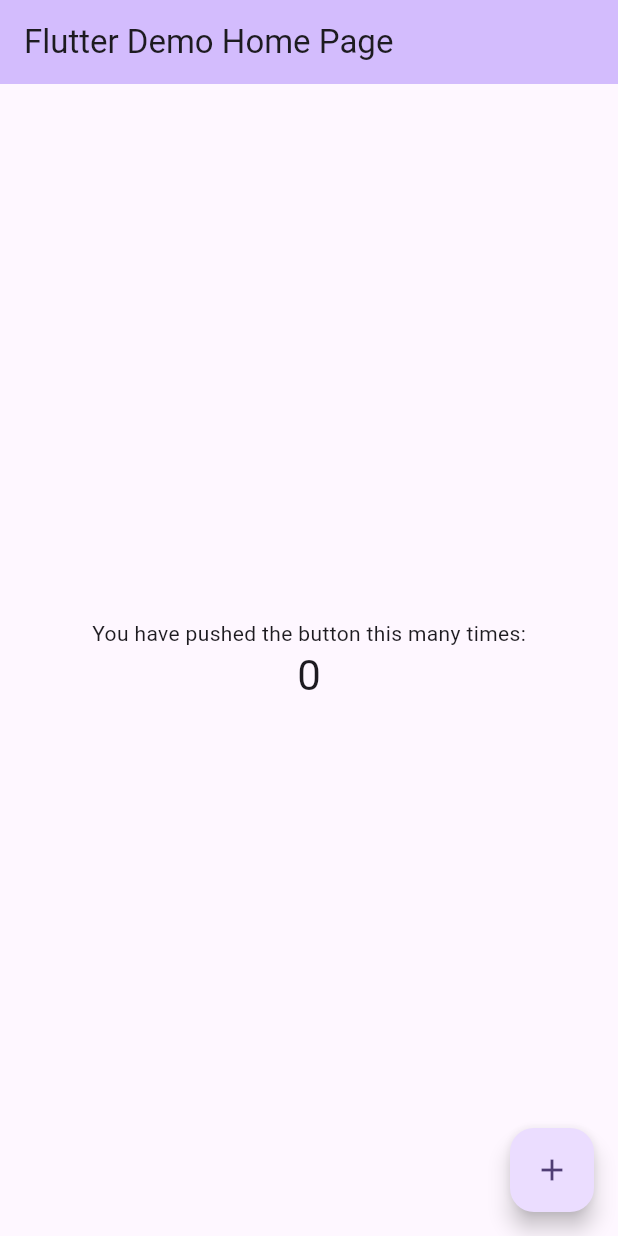
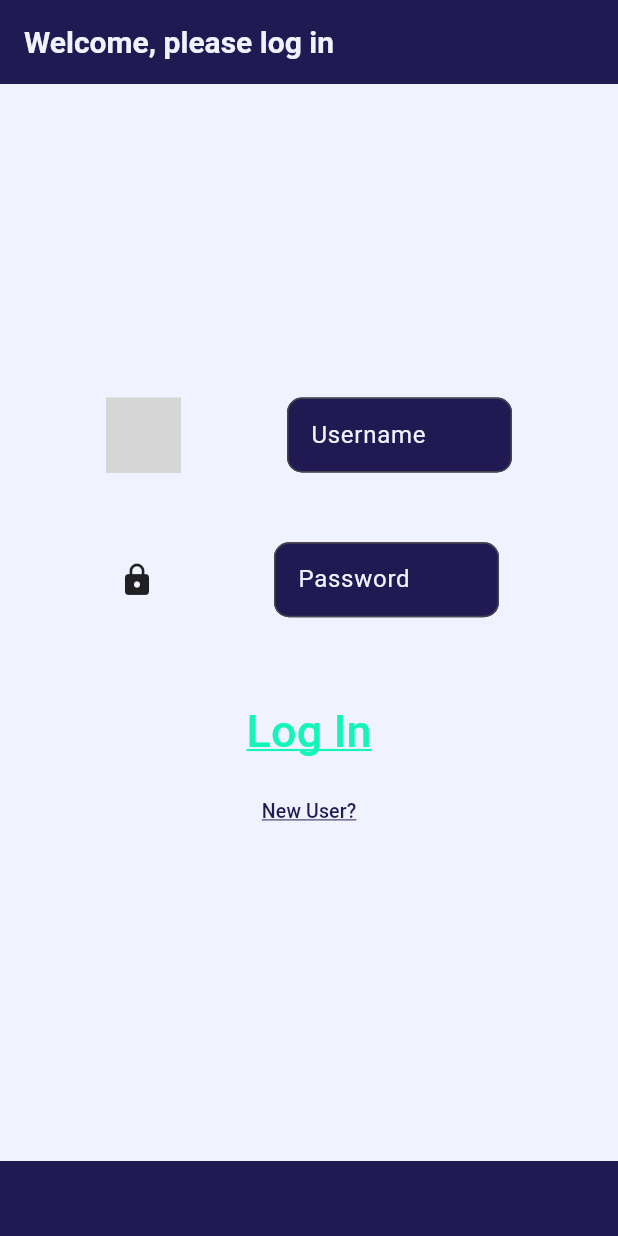
Before and after one commit to LordStacker/mobile_exam, a Flutter app: the screen it shows after launch, on a phone screen of 412 x 824 dp. Run offline on Flutter 3.47's test engine with Material 3 defaults, Android fonts, the light colour scheme and no system bars; our stand-ins replace flutter_svg; grey boxes are pictures that could not be loaded.

Commit message:
set up basic infrastructure and some styling of the log in view

```diff
--- a/lib/main.dart
+++ b/lib/main.dart
@@ -1,125 +1,6 @@
 import 'package:flutter/material.dart';
+import 'views/login.dart';
 
-void main() {
-  runApp(const MyApp());
-}
-
-class MyApp extends StatelessWidget {
-  const MyApp({super.key});
-
-  // This widget is the root of your application.
-  @override
-  Widget build(BuildContext context) {
-    return MaterialApp(
-      title: 'Flutter Demo',
-      theme: ThemeData(
-        // This is the theme of your application.
-        //
-        // TRY THIS: Try running your application with "flutter run". You'll see
-        // the application has a purple toolbar. Then, without quitting the app,
-        // try changing the seedColor in the colorScheme below to Colors.green
-        // and then invoke "hot reload" (save your changes or press the "hot
-        // reload" button in a Flutter-supported IDE, or press "r" if you used
-        // the command line to start the app).
-        //
-        // Notice that the counter didn't reset back to zero; the application
-        // state is not lost during the reload. To reset the state, use hot
-        // restart instead.
-        //
-        // This works for code too, not just values: Most code changes can be
-        // tested with just a hot reload.
-        colorScheme: ColorScheme.fromSeed(seedColor: Colors.deepPurple),
-        useMaterial3: true,
-      ),
-      home: const MyHomePage(title: 'Flutter Demo Home Page'),
-    );
-  }
-}
-
-class MyHomePage extends StatefulWidget {
-  const MyHomePage({super.key, required this.title});
-
-  // This widget is the home page of your application. It is stateful, meaning
-  // that it has a State object (defined below) that contains fields that affect
-  // how it looks.
-
-  // This class is the configuration for the state. It holds the values (in this
-  // case the title) provided by the parent (in this case the App widget) and
-  // used by the build method of the State. Fields in a Widget subclass are
-  // always marked "final".
-
-  final String title;
-
-  @override
-  State<MyHomePage> createState() => _MyHomePageState();
-}
-
-class _MyHomePageState extends State<MyHomePage> {
-  int _counter = 0;
-
-  void _incrementCounter() {
-    setState(() {
-      // This call to setState tells the Flutter framework that something has
-      // changed in this State, which causes it to rerun the build method below
-      // so that the display can reflect the updated values. If we changed
-      // _counter without calling setState(), then the build method would not be
-      // called again, and so nothing would appear to happen.
-      _counter++;
-    });
-  }
-
-  @override
-  Widget build(BuildContext context) {
-    // This method is rerun every time setState is called, for instance as done
-    // by the _incrementCounter method above.
-    //
-    // The Flutter framework has been optimized to make rerunning build methods
-    // fast, so that you can just rebuild anything that needs updating rather
-    // than having to individually change instances of widgets.
-    return Scaffold(
-      appBar: AppBar(
-        // TRY THIS: Try changing the color here to a specific color (to
-        // Colors.amber, perhaps?) and trigger a hot reload to see the AppBar
-        // change color while the other colors stay the same.
-        backgroundColor: Theme.of(context).colorScheme.inversePrimary,
-        // Here we take the value from the MyHomePage object that was created by
-        // the App.build method, and use it to set our appbar title.
-        title: Text(widget.title),
-      ),
-      body: Center(
-        // Center is a layout widget. It takes a single child and positions it
-        // in the middle of the parent.
-        child: Column(
-          // Column is also a layout widget. It takes a list of children and
-          // arranges them vertically. By default, it sizes itself to fit its
-          // children horizontally, and tries to be as tall as its parent.
-          //
-          // Column has various properties to control how it sizes itself and
-          // how it positions its children. Here we use mainAxisAlignment to
-          // center the children vertically; the main axis here is the vertical
-          // axis because Columns are vertical (the cross axis would be
-          // horizontal).
-          //
-          // TRY THIS: Invoke "debug painting" (choose the "Toggle Debug Paint"
-          // action in the IDE, or press "p" in the console), to see the
-          // wireframe for each widget.
-          mainAxisAlignment: MainAxisAlignment.center,
-          children: <Widget>[
-            const Text(
-              'You have pushed the button this many times:',
-            ),
-            Text(
-              '$_counter',
-              style: Theme.of(context).textTheme.headlineMedium,
-            ),
-          ],
-        ),
-      ),
-      floatingActionButton: FloatingActionButton(
-        onPressed: _incrementCounter,
-        tooltip: 'Increment',
-        child: const Icon(Icons.add),
-      ), // This trailing comma makes auto-formatting nicer for build methods.
-    );
-  }
-}
+void main()  => runApp(MaterialApp(
+  home: Login(),
+));
--- /dev/null
+++ b/lib/views/login.dart
@@ -0,0 +1,126 @@
+import 'package:flutter/material.dart';
+import 'package:flutter_svg/flutter_svg.dart';
+
+class Login extends StatelessWidget {
+  const Login({Key? key}) : super(key: key);
+
+  @override
+  Widget build(BuildContext context) {
+    return Scaffold(
+      backgroundColor: Color(0xffF0F3FF),
+      appBar: AppBar(
+        backgroundColor: Color(0xff211951),
+        title: Text('Welcome, please log in'),
+        titleTextStyle: TextStyle(
+          fontSize: 20,
+          fontWeight: FontWeight.bold,
+          color: Color(0xffF0F3FF),
+        )
+      ),
+      body: Center(
+        child: Column(
+          mainAxisAlignment: MainAxisAlignment.center,
+          children: <Widget>[
+            Container(
+              height: 300,
+              child: Column(
+                  mainAxisAlignment: MainAxisAlignment.spaceBetween,
+                  children: <Widget>[
+                    Row(
+                      mainAxisAlignment: MainAxisAlignment.spaceEvenly,
+                      children: <Widget>[
+                        SvgPicture.asset(
+                          'assets/user.svg',
+                          width: 50,
+                          height: 50,
+                        ),
+                        Container(
+                          width: 150,
+                          height: 50,
+                          child: TextField(
+                            decoration: InputDecoration(
+                              fillColor: Color(0xff211951),
+                              filled: true,
+                              border: OutlineInputBorder(
+                                borderRadius: BorderRadius.circular(10),),
+
+                              labelText: 'Username',
+                              labelStyle: TextStyle(
+                                color: Color(0xffF0F3FF),
+                              ),
+                            ),
+                            style: TextStyle(
+                              color: Color(0xffF0F3FF),
+                            ),
+                          ),
+                        ),
+                      ],
+                    ),
+                    Row(
+                      mainAxisAlignment: MainAxisAlignment.spaceEvenly,
+                      children: <Widget>[
+                        Icon(Icons.lock),
+                        Container(
+                          width: 150,
+                          height: 50,
+                          child: TextField(
+                            decoration: InputDecoration(
+                              fillColor: Color(0xff211951),
+                              filled: true,
+                              border: OutlineInputBorder(
+                                borderRadius: BorderRadius.circular(10),),
+
+                              labelText: 'Password',
+                              labelStyle: TextStyle(
+                                color: Color(0xffF0F3FF),
+                              ),
+                            ),
+                            style: TextStyle(
+                              color: Color(0xffF0F3FF),
+                            ),
+                          ),
+                        ),
+                      ],
+                    ),
+                    Column(
+                      mainAxisAlignment: MainAxisAlignment.spaceBetween,
+                      children: <Widget>[
+                        TextButton(
+                          onPressed: (){print('ass');},
+                          child: Text(
+                            'Log In',
+                            style: TextStyle(
+                              fontSize: 30,
+                              color: Color(0xff15F5BA),
+                              decoration: TextDecoration.underline,
+                              decorationColor: Color(0xff15F5BA)
+                            ),
+                          ),
+                        ),
+                        TextButton(
+                          onPressed: (){print('test');},
+                          child: Text(
+                            'New User?',
+                            style: TextStyle(
+                                fontSize: 13,
+                                color: Color(0xff211951),
+                                decoration: TextDecoration.underline,
+                                decorationColor: Color(0xff211951)
+                            ),
+                          ),
+                        ),],
+                    )]
+              ),
+            ),
+          ],
+        ),
+      ),
+      bottomNavigationBar: Container( // This is the footer
+        color: Color(0xff211951),
+        height: 50.0,
+        alignment: Alignment.center,
+
+      ),
+    );
+  }
+}
```
Also changed, not shown: pubspec.yaml (+5 -3 lines), assets/Pacifier.svg (added), assets/User.jpg (added), assets/user.svg (added), lib/views/alerts.dart (added), lib/views/loading.dart (added), lib/views/measurements.dart (added), lib/views/newuser.dart (added), lib/views/settings.dart (added), pubspec.lock, 2 other files.
